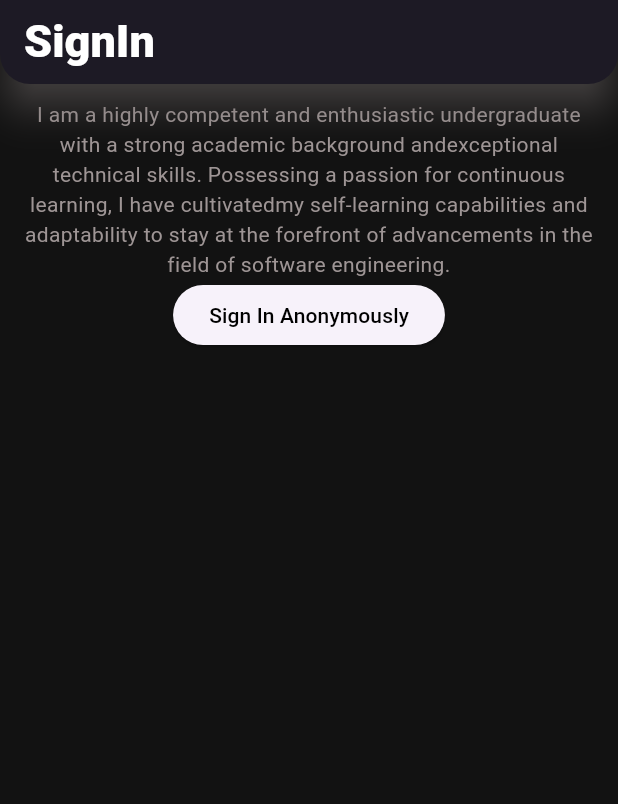
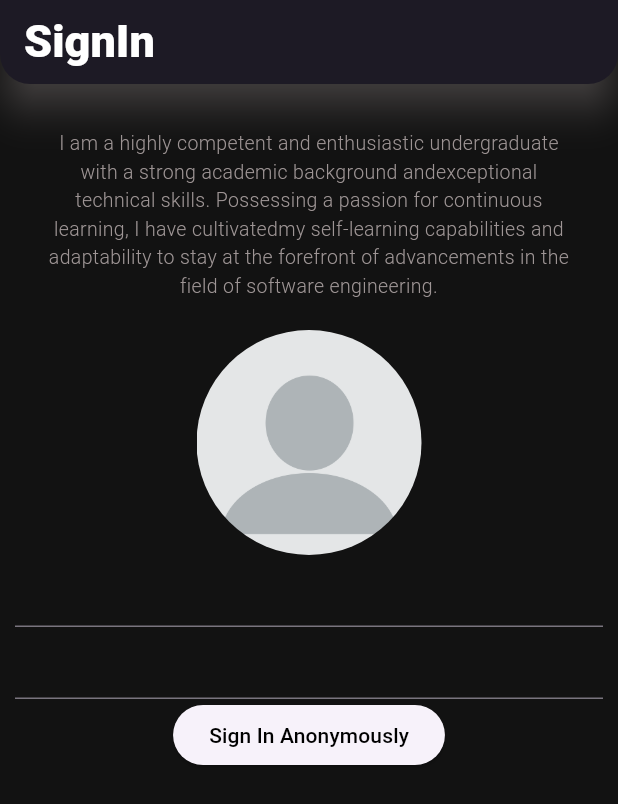
Before and after one commit to chinthakaSenarathna/flutter-with-firebase, a Flutter app: the screen it shows after launch, on a phone screen of 412 x 824 dp. Shown: the top 804 px of the screen. Run offline on Flutter 3.47's test engine with Material 3 defaults, Android fonts, the phone set to English and light mode, and no system bars; our stand-ins replace firebase_auth, firebase_core; accounts and stored records are empty.

Commit message:
start the Sign in Form -> validate...

```diff
--- /dev/null
+++ b/lib/constants/styles.dart
@@ -0,0 +1,8 @@
+import 'package:flutter/material.dart';
+import 'package:flutter_with_firebase/constants/colors.dart';
+
+const TextStyle signInDescription = TextStyle(
+  color: textLight,
+  fontSize: 13,
+  fontWeight: FontWeight.w300
+);
--- a/lib/screens/authentication/authenticate.dart
+++ b/lib/screens/authentication/authenticate.dart
@@ -1,6 +1,5 @@
 import 'package:flutter/material.dart';
 import 'package:flutter_with_firebase/screens/authentication/login.dart';
-import 'package:flutter_with_firebase/screens/authentication/register.dart';
 
 class Authenticate extends StatefulWidget {
   const Authenticate({super.key});
--- a/lib/screens/authentication/login.dart
+++ b/lib/screens/authentication/login.dart
@@ -1,7 +1,6 @@
-import 'package:firebase_auth/firebase_auth.dart';
 import 'package:flutter/material.dart';
 import 'package:flutter_with_firebase/constants/colors.dart';
-import 'package:flutter_with_firebase/models/UserModel.dart';
+import 'package:flutter_with_firebase/constants/styles.dart';
 import 'package:flutter_with_firebase/services/auth.dart';
 
 class Sign_In extends StatefulWidget {
@@ -13,6 +12,9 @@ class Sign_In extends StatefulWidget {
 
 class _Sign_InState extends State<Sign_In> {
   final AuthServices _authServices = AuthServices();
+
+  // form key
+  final _formKey = GlobalKey<FormState>();
 
   @override
   Widget build(BuildContext context) {
@@ -40,14 +42,42 @@ class _Sign_InState extends State<Sign_In> {
         padding: const EdgeInsets.all(10),
         child: Column(
           children: [
-            const Text("I am a highly competent and enthusiastic undergraduate with a strong academic background and"
+            const Padding(
+              padding: EdgeInsets.only(top: 20, bottom: 20, left: 20, right: 20),
+              child: Text("I am a highly competent and enthusiastic undergraduate with a strong academic background and"
                 "exceptional technical skills. Possessing a passion for continuous learning, I have cultivated"
                 "my self-learning capabilities and adaptability to stay at the forefront of advancements in the field of software engineering.",
                 textAlign: TextAlign.center,
-              style: TextStyle(
-                color: textLight,
+                style: signInDescription
               ),
             ),
+            Center(
+              child: ClipRRect(
+                borderRadius: BorderRadius.circular(100),
+                child: Image.asset(
+                  "assets/man.jpg",
+                  height: 150,
+                  width: 150,
+                  fit: BoxFit.cover,
+                ),
+              ),
+            ),
+            Form(
+              key: _formKey,
+              child: Column(
+                children: [
+                  // email
+                  TextFormField(
+                    validator: (value) => value?.isEmpty == true ? "Enter a valid email" : null,
+                  ),
+                  // password
+                  TextFormField(
+                    validator: (value) => value?.isEmpty == true ? "Enter a valid password" : null,
+                  ),
+                  // sign in with google
+                  // register
+                  // button
+                  // sign in anonymously
                   ElevatedButton(
                     onPressed: () async{
                       dynamic result = await _authServices.signInAnonymously();
@@ -66,6 +96,9 @@ class _Sign_InState extends State<Sign_In> {
                     )
                   ),
                 ],
+              )
+            ),
+          ],
         ),
       ),
     );
--- a/pubspec.yaml
+++ b/pubspec.yaml
@@ -63,7 +63,8 @@ flutter:
 
   # To add assets to your application, add an assets section, like this:
   assets:
-    - assets/
+    - assets/man.jpg
+    - assets/google.png
 
   # An image asset can refer to one or more resolution-specific "variants", see
   # https://flutter.dev/to/resolution-aware-images
```
Also changed, not shown: assets/google.png (added), assets/man.jpg (renamed from assets/blank-profile-picture-973460_960_720.jpg). Lines whose indentation alone changed are shown as unchanged.
